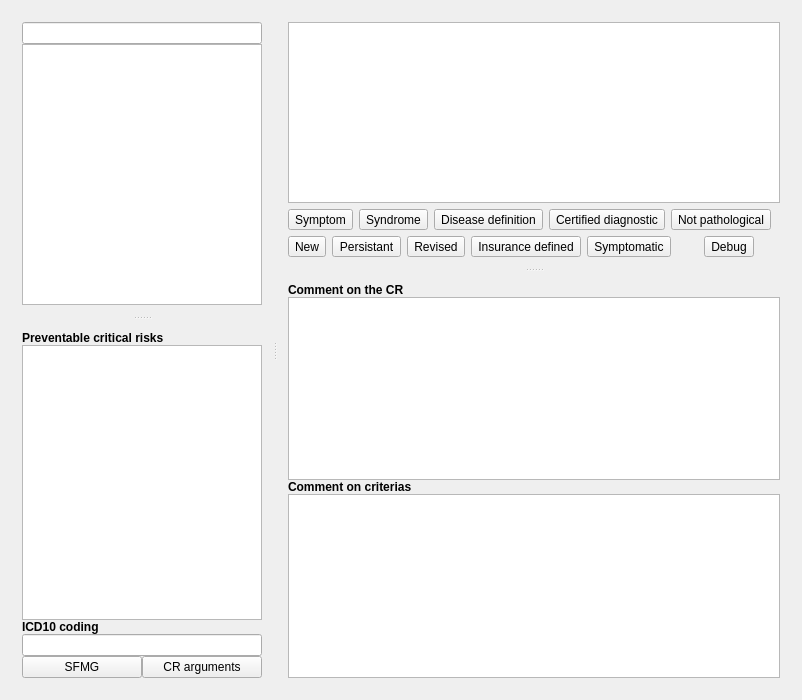
Qt form freedrc/plugins/edrcplugin/widgets/rceditorwidget.ui (FreeHealth/freehealth) before a commit.
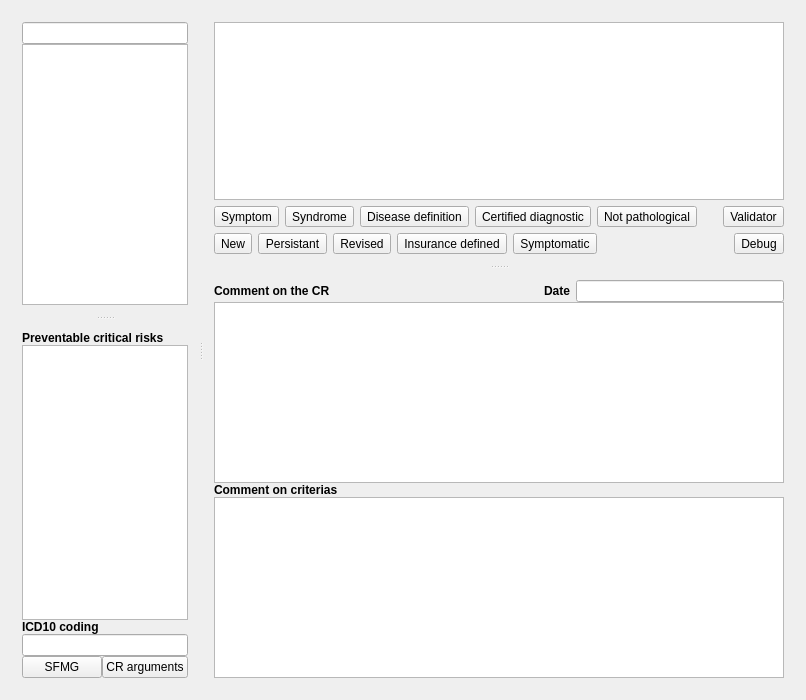
The same form after that commit. Custom widgets are drawn as their Qt base class.

Commit message: adding date of examination to CR, easy access to db version, get multiple CR from XML

```diff
--- a/freedrc/plugins/edrcplugin/widgets/rceditorwidget.ui
+++ b/freedrc/plugins/edrcplugin/widgets/rceditorwidget.ui
@@ -302,6 +302,48 @@
             </property>
            </spacer>
           </item>
+          <item>
+           <layout class="QHBoxLayout" name="horizontalLayout">
+            <property name="spacing">
+             <number>0</number>
+            </property>
+            <item>
+             <widget class="QLabel" name="codingResultIcon">
+              <property name="sizePolicy">
+               <sizepolicy hsizetype="Fixed" vsizetype="Fixed">
+                <horstretch>0</horstretch>
+                <verstretch>0</verstretch>
+               </sizepolicy>
+              </property>
+              <property name="minimumSize">
+               <size>
+                <width>20</width>
+                <height>20</height>
+               </size>
+              </property>
+              <property name="maximumSize">
+               <size>
+                <width>20</width>
+                <height>20</height>
+               </size>
+              </property>
+             </widget>
+            </item>
+            <item>
+             <widget class="QToolButton" name="validator">
+              <property name="toolTip">
+               <string>Click to toggle the criteria coding validator</string>
+              </property>
+              <property name="text">
+               <string>Validator</string>
+              </property>
+              <property name="checkable">
+               <bool>true</bool>
+              </property>
+             </widget>
+            </item>
+           </layout>
+          </item>
          </layout>
         </item>
         <item>
@@ -376,28 +418,6 @@
             </property>
            </widget>
           </item>
-          <item>
-           <widget class="QLabel" name="codingResultIcon">
-            <property name="sizePolicy">
-             <sizepolicy hsizetype="Fixed" vsizetype="Fixed">
-              <horstretch>0</horstretch>
-              <verstretch>0</verstretch>
-             </sizepolicy>
-            </property>
-            <property name="minimumSize">
-             <size>
-              <width>20</width>
-              <height>20</height>
-             </size>
-            </property>
-            <property name="maximumSize">
-             <size>
-              <width>20</width>
-              <height>20</height>
-             </size>
-            </property>
-           </widget>
-          </item>
          </layout>
         </item>
        </layout>
@@ -408,6 +428,8 @@
          <number>0</number>
         </property>
         <item>
+         <layout class="QHBoxLayout" name="horizontalLayout_2">
+          <item>
          <widget class="QLabel" name="commentOnCrLabel">
           <property name="sizePolicy">
            <sizepolicy hsizetype="Preferred" vsizetype="Fixed">
@@ -427,6 +449,44 @@
          </widget>
         </item>
         <item>
+           <spacer name="horizontalSpacer_3">
+            <property name="orientation">
+             <enum>Qt::Horizontal</enum>
+            </property>
+            <property name="sizeHint" stdset="0">
+             <size>
+              <width>40</width>
+              <height>20</height>
+             </size>
+            </property>
+           </spacer>
+          </item>
+          <item>
+           <widget class="QLabel" name="label">
+            <property name="font">
+             <font>
+              <weight>75</weight>
+              <bold>true</bold>
+             </font>
+            </property>
+            <property name="text">
+             <string>Date</string>
+            </property>
+           </widget>
+          </item>
+          <item>
+           <widget class="Utils::ModernDateEditor" name="dateExam">
+            <property name="maximumSize">
+             <size>
+              <width>300</width>
+              <height>16777215</height>
+             </size>
+            </property>
+           </widget>
+          </item>
+         </layout>
+        </item>
+        <item>
          <widget class="Editor::TextEditor" name="commentRC">
           <property name="maximumSize">
            <size>
@@ -487,6 +547,11 @@
  <layoutdefault spacing="6" margin="11"/>
  <pixmapfunction>qPixmapFromMimeSource</pixmapfunction>
  <customwidgets>
+  <customwidget>
+   <class>Utils::ModernDateEditor</class>
+   <extends>QLineEdit</extends>
+   <header location="global">utils/widgets/moderndateeditor.h</header>
+  </customwidget>
   <customwidget>
    <class>Utils::QButtonLineEdit</class>
    <extends>QLineEdit</extends>
```
Lines whose indentation alone changed are shown as unchanged. The commit also changes 9 other files.
